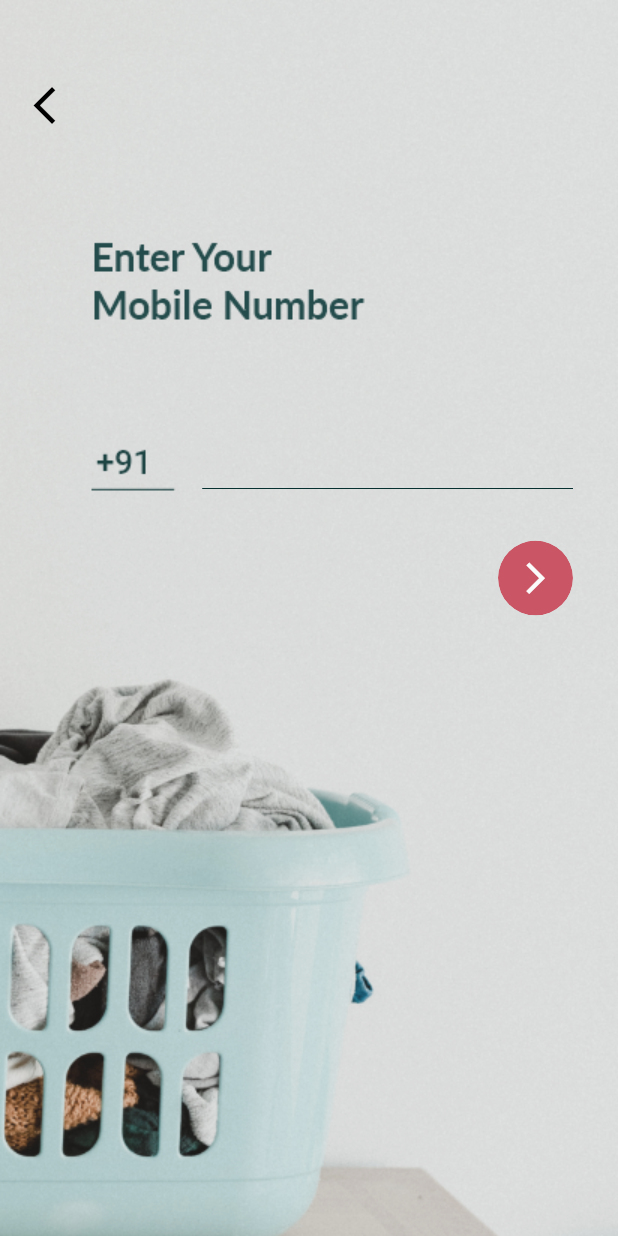
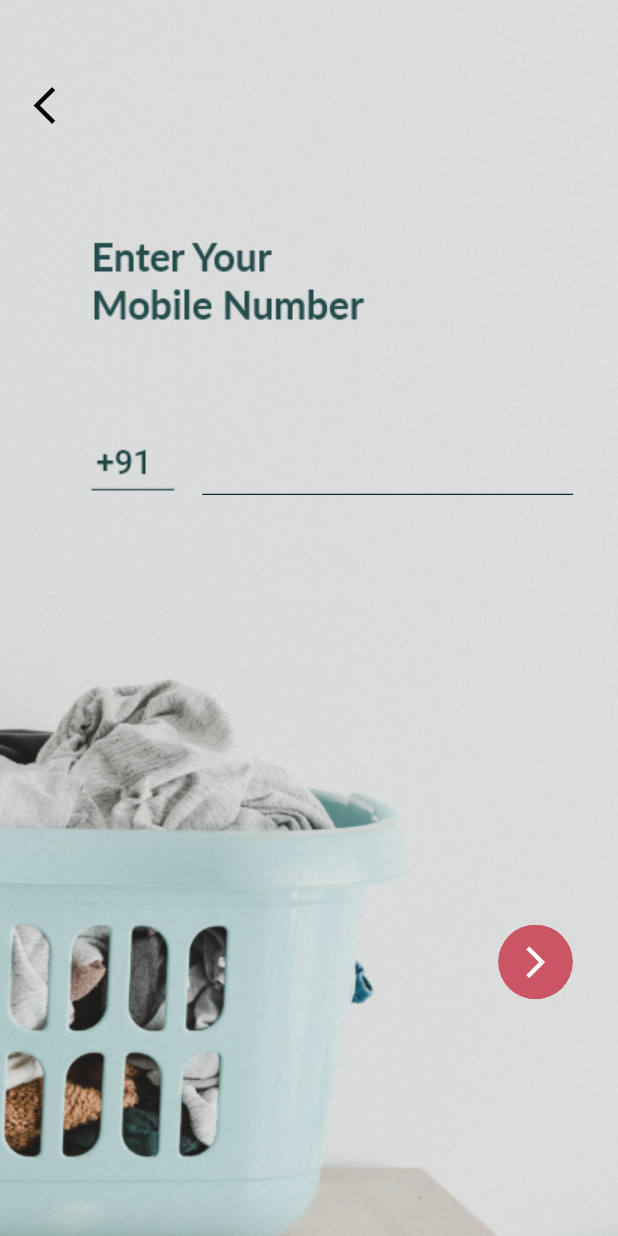
Before and after one commit to pratit989/Rinse, a Flutter app: the screen it shows after launch, after a tap on "Customer", on a phone screen of 412 x 824 dp. Run offline on Flutter 3.47's test engine with Material 2 defaults, Android fonts, the phone set to English and light mode, and no system bars; our stand-ins replace auto_size_text, built_collection, built_value, cloud_firestore, easy_debounce, firebase_auth and 10 more; missing offline and left inert: json_path; accounts and stored records are empty; generated files the repository leaves out were written again.

Commit message:
Updating to latest FlutterFlow output.

```diff
--- a/lib/login/login_widget.dart
+++ b/lib/login/login_widget.dart
@@ -62,11 +62,9 @@ class _LoginWidgetState extends State<LoginWidget> {
                           mainAxisAlignment: MainAxisAlignment.start,
                           crossAxisAlignment: CrossAxisAlignment.start,
                           children: [
-                            Align(
-                              alignment: AlignmentDirectional(1, 0),
-                              child: Padding(
-                                padding: EdgeInsetsDirectional.fromSTEB(
-                                    0, 248, 0, 0),
+                            Expanded(
+                              child: Align(
+                                alignment: AlignmentDirectional(1, 0),
                                 child: Container(
                                   width:
                                       MediaQuery.of(context).size.width * 0.6,
```
